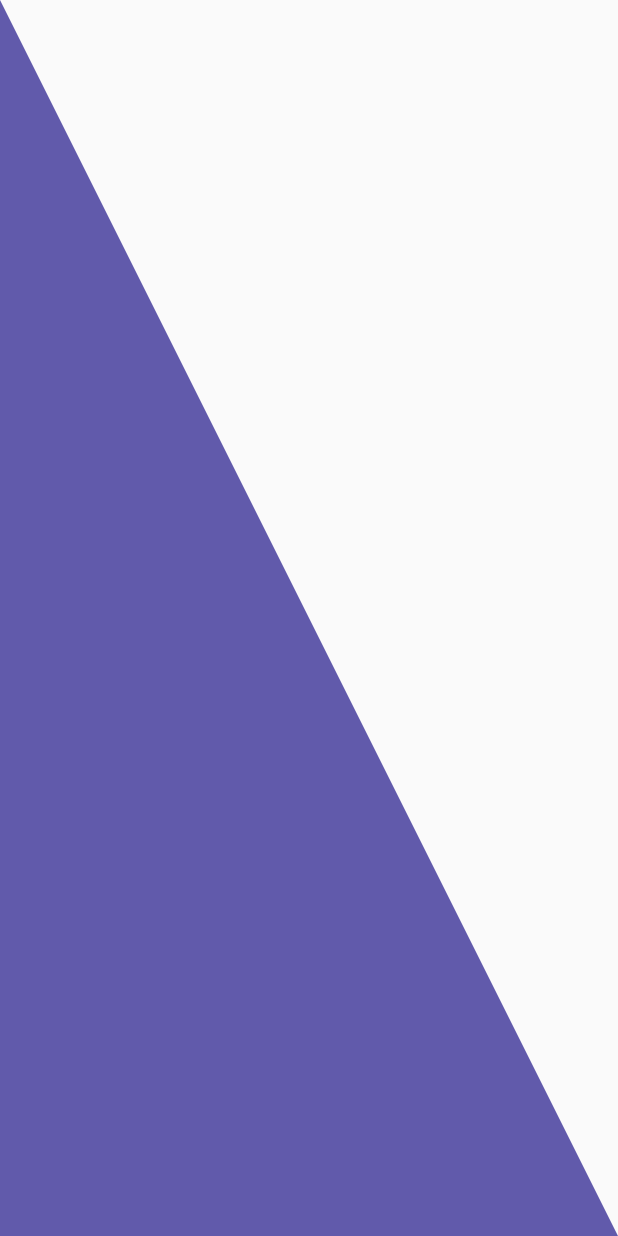
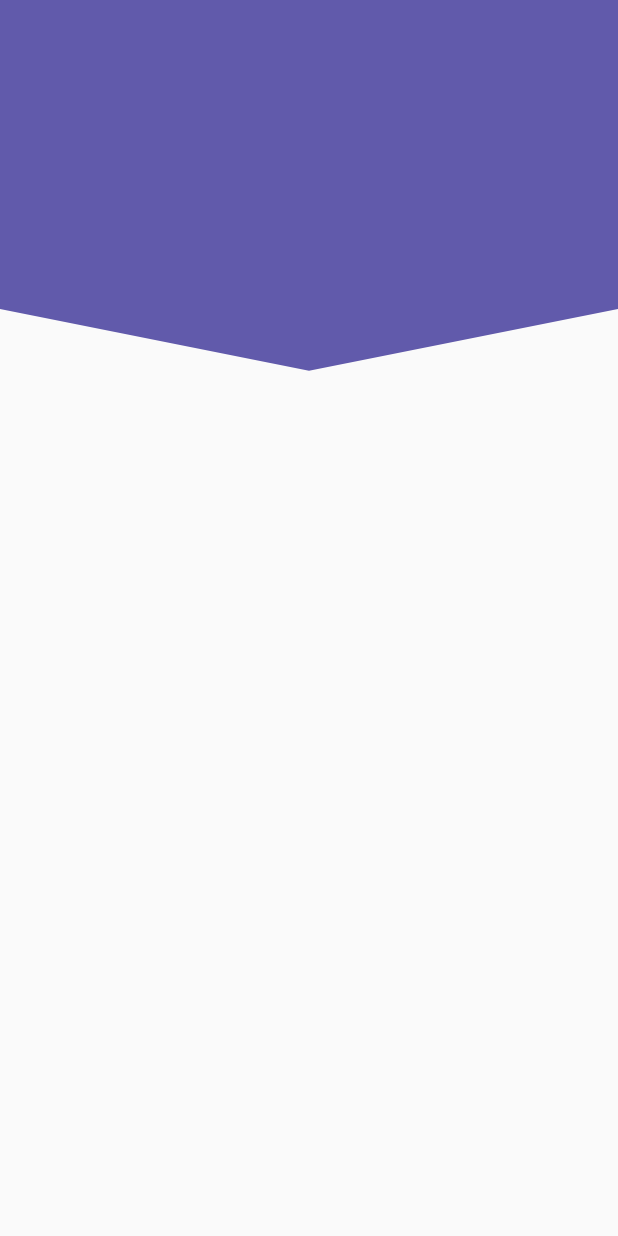
Before and after one commit to bjavier9/Flutter_diseno_profesional, a Flutter app: the screen it shows after launch, on a phone screen of 412 x 824 dp. Run offline on Flutter 3.47's test engine with Material 2 defaults, Android fonts, the phone set to English and light mode, and no system bars.

Commit message:
painter pico

```diff
--- a/custom_pinter/lib/src/pages/headers_pages.dart
+++ b/custom_pinter/lib/src/pages/headers_pages.dart
@@ -7,7 +7,7 @@
   @override
   Widget build(BuildContext context) {
     return Scaffold(
-        body: HeaderTriangular(),
+        body: HeaderPico(),
     );
   }
 }
--- a/custom_pinter/lib/src/widgets/header.dart
+++ b/custom_pinter/lib/src/widgets/header.dart
@@ -108,3 +108,45 @@
   }
 
 }
+
+
+
+class HeaderPico extends StatelessWidget {
+
+  @override
+  Widget build(BuildContext context) {
+    return Container(
+      height: double.infinity,
+      width: double.infinity,
+        // color: Color(0xff615AAB),
+      child: CustomPaint(
+        painter: _HeaderPicoPainter(),
+      ),
+    );
+  }
+}
+
+class _HeaderPicoPainter extends CustomPainter{
+
+  @override
+  void paint(Canvas canvas, Size size) {
+   final paint = Paint();
+   paint.color=Color(0xff615AAB);
+   paint.style=PaintingStyle.fill;
+   paint.strokeWidth=20;
+   final path = new Path();
+
+  path.lineTo(0,size.height*0.25);
+   path.lineTo(size.width*0.5,size.height*0.30);
+   path.lineTo(size.width,size.height*0.25);
+    path.lineTo(size.width,0);
+   canvas.drawPath(path, paint);
+  }
+
+  @override
+  bool shouldRepaint(CustomPainter oldDelegate) {
+    // TODO: implement shouldRepaint
+    return true;
+  }
+
+}
```
